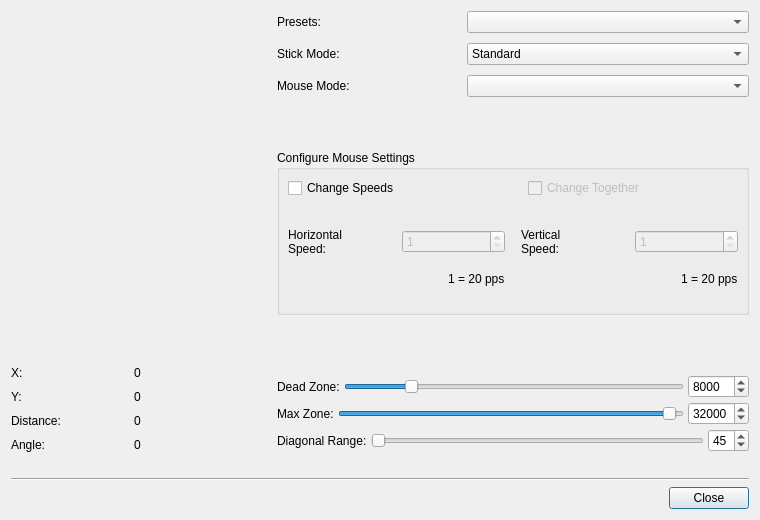
Old version of the form src/joycontrolstickeditdialog.ui in the repository AntiMicroX/antimicrox.
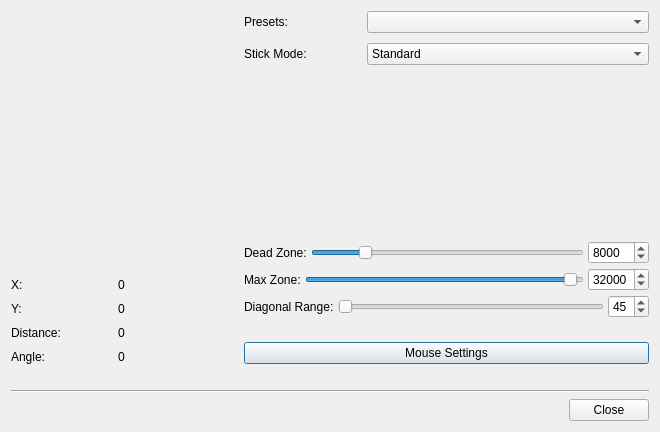
New version of the form. Icons and pictures are not drawn. Custom widgets are drawn as their Qt base class.

Commit message: Moved axis mouse settings to new dialog.

Diff of the .ui file:
```diff
--- a/src/joycontrolstickeditdialog.ui
+++ b/src/joycontrolstickeditdialog.ui
@@ -6,8 +6,8 @@
    <rect>
     <x>0</x>
     <y>0</y>
-    <width>760</width>
-    <height>520</height>
+    <width>660</width>
+    <height>432</height>
    </rect>
   </property>
   <property name="sizePolicy">
@@ -18,8 +18,8 @@
   </property>
   <property name="minimumSize">
    <size>
-    <width>760</width>
-    <height>520</height>
+    <width>0</width>
+    <height>0</height>
    </size>
   </property>
   <property name="windowTitle">
@@ -329,193 +329,8 @@
            </item>
           </layout>
          </item>
-         <item>
-          <layout class="QHBoxLayout" name="horizontalLayout_16">
-           <item>
-            <widget class="QLabel" name="label_12">
-             <property name="text">
-              <string>Mouse Mode:</string>
-             </property>
-            </widget>
-           </item>
-           <item>
-            <widget class="QComboBox" name="mouseModeComboBox">
-             <property name="minimumSize">
-              <size>
-               <width>282</width>
-               <height>0</height>
-              </size>
-             </property>
-             <item>
-              <property name="text">
-               <string/>
-              </property>
-             </item>
-             <item>
-              <property name="text">
-               <string>Cursor</string>
-              </property>
-             </item>
-             <item>
-              <property name="text">
-               <string>Spring</string>
-              </property>
-             </item>
-            </widget>
-           </item>
-          </layout>
-         </item>
         </layout>
        </item>
-       <item>
-        <spacer name="verticalSpacer">
-         <property name="orientation">
-          <enum>Qt::Vertical</enum>
-         </property>
-         <property name="sizeHint" stdset="0">
-          <size>
-           <width>20</width>
-           <height>20</height>
-          </size>
-         </property>
-        </spacer>
-       </item>
-       <item>
-        <widget class="QGroupBox" name="groupBox">
-         <property name="title">
-          <string>Configure Mouse Settings</string>
-         </property>
-         <layout class="QVBoxLayout" name="verticalLayout_5">
-          <property name="spacing">
-           <number>30</number>
-          </property>
-          <property name="leftMargin">
-           <number>8</number>
-          </property>
-          <property name="topMargin">
-           <number>8</number>
-          </property>
-          <property name="rightMargin">
-           <number>8</number>
-          </property>
-          <property name="bottomMargin">
-           <number>26</number>
-          </property>
-          <item>
-           <layout class="QHBoxLayout" name="horizontalLayout_11">
-            <item>
-             <widget class="QCheckBox" name="changeMouseSpeedsCheckBox">
-              <property name="text">
-               <string>Change Speeds</string>
-              </property>
-             </widget>
-            </item>
-            <item>
-             <widget class="QCheckBox" name="changeTogetherCheckBox">
-              <property name="enabled">
-               <bool>false</bool>
-              </property>
-              <property name="text">
-               <string>Change Together</string>
-              </property>
-             </widget>
-            </item>
-           </layout>
-          </item>
-          <item>
-           <layout class="QHBoxLayout" name="horizontalLayout_10">
-            <property name="spacing">
-             <number>16</number>
-            </property>
-            <item>
-             <layout class="QVBoxLayout" name="verticalLayout_2">
-              <property name="spacing">
-               <number>16</number>
-              </property>
-              <item>
-               <layout class="QHBoxLayout" name="horizontalLayout_4">
-                <property name="spacing">
-                 <number>10</number>
-                </property>
-                <item>
-                 <widget class="QLabel" name="label_5">
-                  <property name="text">
-                   <string>Horizontal
-Speed:</string>
-                  </property>
-                 </widget>
-                </item>
-                <item>
-                 <widget class="QSpinBox" name="horizontalSpinBox">
-                  <property name="enabled">
-                   <bool>false</bool>
-                  </property>
-                  <property name="minimum">
-                   <number>1</number>
-                  </property>
-                  <property name="maximum">
-                   <number>300</number>
-                  </property>
-                 </widget>
-                </item>
-               </layout>
-              </item>
-              <item alignment="Qt::AlignRight">
-               <widget class="QLabel" name="horizontalSpeedLabel">
-                <property name="text">
-                 <string>1 = 20 pps</string>
-                </property>
-               </widget>
-              </item>
-             </layout>
-            </item>
-            <item>
-             <layout class="QVBoxLayout" name="verticalLayout_4">
-              <property name="spacing">
-               <number>16</number>
-              </property>
-              <item>
-               <layout class="QHBoxLayout" name="horizontalLayout_9">
-                <property name="spacing">
-                 <number>10</number>
-                </property>
-                <item>
-                 <widget class="QLabel" name="label_7">
-                  <property name="text">
-                   <string>Vertical
-Speed:</string>
-                  </property>
-                 </widget>
-                </item>
-                <item>
-                 <widget class="QSpinBox" name="verticalSpinBox">
-                  <property name="enabled">
-                   <bool>false</bool>
-                  </property>
-                  <property name="minimum">
-                   <number>1</number>
-                  </property>
-                  <property name="maximum">
-                   <number>300</number>
-                  </property>
-                 </widget>
-                </item>
-               </layout>
-              </item>
-              <item alignment="Qt::AlignRight">
-               <widget class="QLabel" name="verticalSpeedLabel">
-                <property name="text">
-                 <string>1 = 20 pps</string>
-                </property>
-               </widget>
-              </item>
-             </layout>
-            </item>
-           </layout>
-          </item>
-         </layout>
-        </widget>
-       </item>
        <item>
         <spacer name="verticalSpacer_2">
          <property name="orientation">
@@ -666,6 +481,34 @@
            </item>
           </layout>
          </item>
+         <item>
+          <spacer name="verticalSpacer">
+           <property name="orientation">
+            <enum>Qt::Vertical</enum>
+           </property>
+           <property name="sizeType">
+            <enum>QSizePolicy::Fixed</enum>
+           </property>
+           <property name="sizeHint" stdset="0">
+            <size>
+             <width>20</width>
+             <height>20</height>
+            </size>
+           </property>
+          </spacer>
+         </item>
+         <item>
+          <widget class="QPushButton" name="mouseSettingsPushButton">
+           <property name="text">
+            <string>Mouse Settings</string>
+           </property>
+           <property name="icon">
+            <iconset theme="edit-select">
+             <normaloff/>
+            </iconset>
+           </property>
+          </widget>
+         </item>
         </layout>
        </item>
       </layout>
```
The commit also changes 17 other files.
